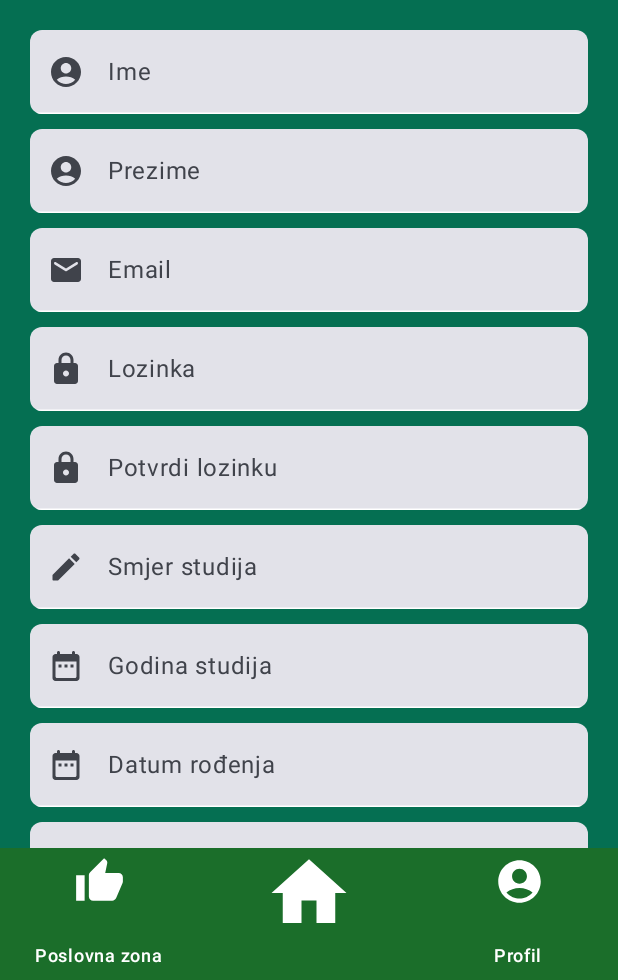
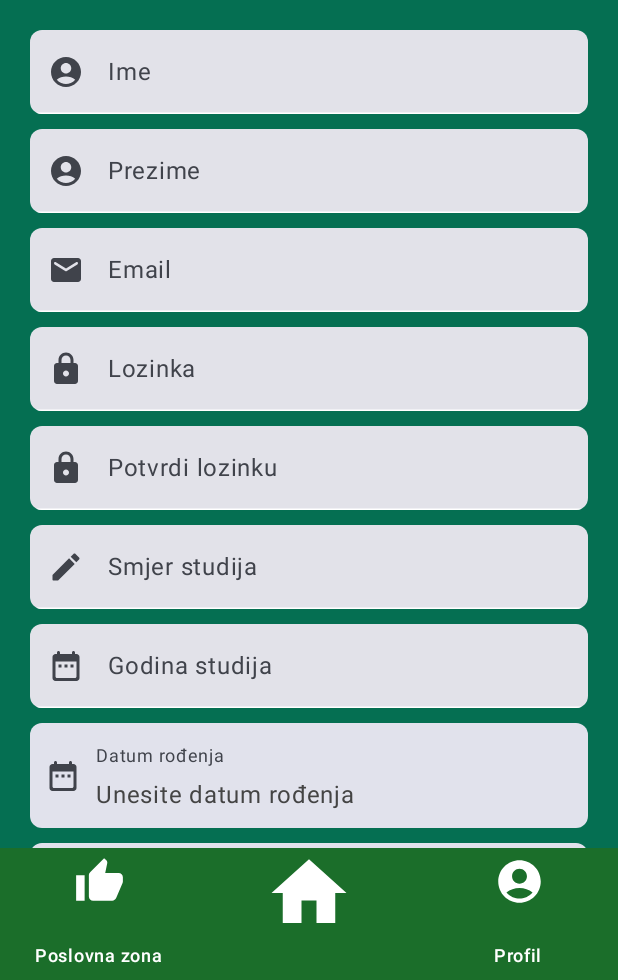
Before and after one commit to mgrabovac22/OTPstudent, an Android app built with Jetpack Compose: the RegistrationScreen screen opened through its navigation route, on a phone screen of 412 x 824 dp, the part 256-1236 px from its top. Run offline under Robolectric (Android 15) with nearby library versions, the phone set to English and light mode, and no system bars.

Commit message:
FP-2 (FP-46) Potpuno implementiran UI za registraciju.

```diff
--- a/mobile/app/src/main/java/hr/wortex/otpstudent/ui/registration/RegistrationScreen.kt
+++ b/mobile/app/src/main/java/hr/wortex/otpstudent/ui/registration/RegistrationScreen.kt
@@ -1,42 +1,16 @@
 package hr.wortex.otpstudent.ui.registration
 
+import android.app.DatePickerDialog
 import androidx.compose.foundation.Image
 import androidx.compose.foundation.clickable
-import androidx.compose.foundation.layout.Arrangement
-import androidx.compose.foundation.layout.Column
-import androidx.compose.foundation.layout.PaddingValues
-import androidx.compose.foundation.layout.Row
-import androidx.compose.foundation.layout.Spacer
-import androidx.compose.foundation.layout.fillMaxSize
-import androidx.compose.foundation.layout.fillMaxWidth
-import androidx.compose.foundation.layout.height
-import androidx.compose.foundation.layout.padding
-import androidx.compose.foundation.layout.size
+import androidx.compose.foundation.layout.*
 import androidx.compose.foundation.rememberScrollState
 import androidx.compose.foundation.shape.RoundedCornerShape
 import androidx.compose.foundation.verticalScroll
 import androidx.compose.material.icons.Icons
-import androidx.compose.material.icons.rounded.AccountCircle
-import androidx.compose.material.icons.rounded.Create
-import androidx.compose.material.icons.rounded.DateRange
-import androidx.compose.material.icons.rounded.Email
-import androidx.compose.material.icons.rounded.Home
-import androidx.compose.material.icons.rounded.Lock
-import androidx.compose.material3.Button
-import androidx.compose.material3.ButtonDefaults
-import androidx.compose.material3.ExperimentalMaterial3Api
-import androidx.compose.material3.Icon
-import androidx.compose.material3.Scaffold
-import androidx.compose.material3.Surface
-import androidx.compose.material3.Text
-import androidx.compose.material3.TextField
-import androidx.compose.material3.TextFieldDefaults
-import androidx.compose.runtime.Composable
-import androidx.compose.runtime.getValue
-import androidx.compose.runtime.mutableIntStateOf
-import androidx.compose.runtime.mutableStateOf
-import androidx.compose.runtime.remember
-import androidx.compose.runtime.setValue
+import androidx.compose.material.icons.rounded.*
+import androidx.compose.material3.*
+import androidx.compose.runtime.*
 import androidx.compose.ui.Alignment
 import androidx.compose.ui.Modifier
 import androidx.compose.ui.graphics.Color
@@ -55,7 +29,8 @@ import hr.wortex.otpstudent.R
 import java.util.Calendar
 
 @Composable
-fun RegistrationScreen(paddingValues: PaddingValues, navController: NavController){
+fun RegistrationScreen(paddingValues: PaddingValues, navController: NavController) {
+
     var firstName by remember { mutableStateOf("") }
     var lastName by remember { mutableStateOf("") }
     var email by remember { mutableStateOf("") }
@@ -78,13 +53,11 @@ fun RegistrationScreen(paddingValues: PaddingValues, navController: NavControlle
     var higherEducationBodyError by remember { mutableStateOf<String?>(null) }
 
     // TODO: Replace with API call
-    var higherEducationBodyOptions = mapOf<Int, String>(
+    val higherEducationBodyOptions = mapOf(
         1 to "Fakultet organizacije i informatike",
         2 to "Fakultet elektrotehnike i računarstva",
         3 to "Sveučilište u Zagrebu"
     )
-
-    var isPopupVisible by remember { mutableStateOf(false) }
 
     Surface(
         modifier = Modifier.fillMaxSize(),
@@ -222,8 +195,8 @@ fun RegistrationScreen(paddingValues: PaddingValues, navController: NavControlle
             //Date of birth
             CreateDatePickerInput(
                 dateOfBirth = dateOfBirth,
-                onDateSelected = { selectedDate ->
-                    dateOfBirth = selectedDate
+                onDateSelected = { selected ->
+                    dateOfBirth = selected
                     dateOfBirthError = null
                 },
                 error = dateOfBirthError
@@ -241,8 +214,7 @@ fun RegistrationScreen(paddingValues: PaddingValues, navController: NavControlle
                     higherEducationBody = selectedValue
                     higherEducationBodyID = selectedKey
                 },
-                error = higherEducationBodyError,
-                leadingIcon = { Icon(Icons.Rounded.Home, contentDescription = null) }
+                error = higherEducationBodyError
             )
 
             Spacer(modifier = Modifier.height(10.dp))
@@ -275,19 +247,6 @@ fun RegistrationScreen(paddingValues: PaddingValues, navController: NavControlle
 
             Spacer(modifier = Modifier.height(10.dp))
         }
-
-        if(isPopupVisible){
-
-        }
-    }
-}
-
-@Preview(showSystemUi = true)
-@Composable
-fun RegistrationScreenPreview(){
-    val navController = rememberNavController()
-    Scaffold { padding ->
-        RegistrationScreen(paddingValues = padding, navController = navController)
     }
 }
 
@@ -329,53 +288,78 @@ fun CreateTextInput(
     }
 }
 
-@OptIn(ExperimentalMaterial3Api::class) // TODO: fix
+@OptIn(ExperimentalMaterial3Api::class)
 @Composable
 fun CreateDatePickerInput(
     dateOfBirth: String,
     onDateSelected: (String) -> Unit,
     error: String? = null
 ) {
-    var showDatePickerDialog by remember { mutableStateOf(false) }
+    val context = LocalContext.current
 
-    if (showDatePickerDialog) {
-        val calendar = Calendar.getInstance()
-        val year = calendar.get(Calendar.YEAR)
-        val month = calendar.get(Calendar.MONTH)
-        val day = calendar.get(Calendar.DAY_OF_MONTH)
+    val openDatePicker = remember {
+        {
+            val cal = Calendar.getInstance()
+            val year = cal.get(Calendar.YEAR)
+            val month = cal.get(Calendar.MONTH)
+            val day = cal.get(Calendar.DAY_OF_MONTH)
 
-        android.app.DatePickerDialog(
-            LocalContext.current,
-            { _, selectedYear, selectedMonth, selectedDay ->
-                val formattedDate = "$selectedDay/${selectedMonth + 1}/$selectedYear"
-                onDateSelected(formattedDate)
-            },
-            year,
-            month,
-            day
-        ).show()
+            DatePickerDialog(
+                context,
+                { _, y, m, d ->
+                    onDateSelected("$d/${m + 1}/$y")
+                },
+                year,
+                month,
+                day
+            ).show()
+        }
     }
 
-    TextField(
-        value = dateOfBirth,
-        onValueChange = {},
-        label = { Text(error ?: "Datum rođenja", color = if (error != null) Color.Red else Color.Unspecified) },
-        readOnly = true,
-        leadingIcon = { Icon(Icons.Rounded.DateRange, contentDescription = null) },
-        isError = error != null,
-        shape = RoundedCornerShape(8.dp),
-        modifier = Modifier
-            .fillMaxWidth()
-            .padding(horizontal = 20.dp),
-        colors = TextFieldDefaults.colors(
-            focusedContainerColor = Color.White,
-            unfocusedIndicatorColor = Color.White
-        )
-    )
+    Column(modifier = Modifier.fillMaxWidth()) {
+        Surface(
+            modifier = Modifier
+                .fillMaxWidth()
+                .padding(horizontal = 20.dp)
+                .clickable { openDatePicker() },
+            shape = RoundedCornerShape(8.dp),
+            color = MaterialTheme.colorScheme.surfaceVariant,
+            tonalElevation = 1.dp
+        ) {
+            Row(
+                modifier = Modifier
+                    .fillMaxWidth()
+                    .padding(horizontal = 10.dp, vertical = 10.dp),
+                verticalAlignment = Alignment.CenterVertically
+            ) {
+                Icon(
+                    imageVector = Icons.Rounded.DateRange,
+                    contentDescription = null,
+                )
+
+                Spacer(modifier = Modifier.width(10.dp))
+
+                Column(modifier = Modifier.weight(1f)) {
+                    Text(
+                        text = "Datum rođenja",
+                        fontSize = 12.sp,
+                        color = if (error != null) Color.Red else Color.Unspecified
+                    )
+
+                    Text(
+                        text = dateOfBirth.ifBlank { "Unesite datum rođenja" },
+                        fontSize = 16.sp,
+                        color = if (dateOfBirth.isBlank()) Color.DarkGray else Color.Black,
+                        modifier = Modifier.padding(top = 2.dp)
+                    )
+                }
+            }
+        }
+    }
 
     if (error != null) {
         Text(
-            text = error ?: "",
+            text = error,
             color = Color.Red,
             fontSize = 14.sp,
             modifier = Modifier
@@ -385,6 +369,7 @@ fun CreateDatePickerInput(
     }
 }
 
+
 @Composable
 fun CreateDropdownMenu(
     value: String,
@@ -393,29 +378,103 @@ fun CreateDropdownMenu(
     options: Map<Int,String>,
     onValueChange: (Int,String) -> Unit,
     error: String? = null,
-    leadingIcon: @Composable (() -> Unit)? = null
 ){
-    var selectedKey by remember { mutableIntStateOf(ID) }
-    var selectedValue by remember { mutableStateOf(value) }
+    var showDialog by remember { mutableStateOf(false) }
 
-    TextField(
-        value = selectedValue,
-        onValueChange = {
-            onValueChange(selectedKey, it)
-        },
-        label = { Text(error ?: label, color = if (error != null) Color.Red else Color.Unspecified) },
-        readOnly = true,
-        leadingIcon = leadingIcon,
-        isError = error != null,
-        shape = RoundedCornerShape(8.dp),
-        modifier = Modifier
-            .fillMaxWidth()
-            .padding(horizontal = 20.dp),
-        colors = TextFieldDefaults.colors(
-            focusedContainerColor = Color.White,
-            unfocusedIndicatorColor = Color.White
+    Column(modifier = Modifier.fillMaxWidth()) {
+        Surface(
+            modifier = Modifier
+                .fillMaxWidth()
+                .padding(horizontal = 20.dp)
+                .clickable { showDialog = true },
+            shape = RoundedCornerShape(8.dp),
+            color = MaterialTheme.colorScheme.surfaceVariant,
+            tonalElevation = 1.dp
+        ) {
+            Row(
+                modifier = Modifier
+                    .fillMaxWidth()
+                    .padding(horizontal = 10.dp, vertical = 10.dp),
+                verticalAlignment = Alignment.CenterVertically
+            ) {
+                Icon(
+                    imageVector = Icons.Rounded.Home,
+                    contentDescription = null,
+                )
+
+                Spacer(modifier = Modifier.width(10.dp))
+
+                Column(modifier = Modifier.weight(1f)) {
+                    Text(
+                        text = label,
+                        fontSize = 12.sp,
+                        color = if (error != null) Color.Red else Color.Unspecified
+                    )
+
+                    Text(
+                        text = value.ifBlank { "Odaberite obrazovno tijelo" },
+                        fontSize = 16.sp,
+                        color = if (value.isBlank()) Color.DarkGray else Color.Black,
+                        modifier = Modifier.padding(top = 2.dp)
+                    )
+                }
+            }
+        }
+
+        if (error != null) {
+            Text(
+                text = error ?: "",
+                color = Color.Red,
+                fontSize = 14.sp,
+                modifier = Modifier
+                    .fillMaxWidth()
+                    .padding(horizontal = 20.dp)
+            )
+        }
+    }
+
+    if (showDialog) {
+        AlertDialog(
+            onDismissRequest = { showDialog = false },
+            confirmButton = {},
+            text = {
+                Column {
+                    Text("Odaberite obrazovno tijelo", fontSize = 18.sp)
+
+                    Spacer(modifier = Modifier.height(10.dp))
+
+                    options.forEach { (id, label) ->
+                        Row(
+                            modifier = Modifier
+                                .fillMaxWidth()
+                                .clickable {
+                                    onValueChange(id, label)
+                                    showDialog = false
+                                }
+                                .padding(vertical = 8.dp),
+                            verticalAlignment = Alignment.CenterVertically
+                        ) {
+                            RadioButton(
+                                selected = (id == ID),
+                                onClick = {
+                                    onValueChange(id, label)
+                                    showDialog = false
+                                }
+                            )
+                            Text(text = label, fontSize = 16.sp)
+                        }
+                    }
+                }
+            }
         )
-    )
+    }
+}
 
-    // TODO: create dropdown or popup to show possible values from options
+@Preview(showSystemUi = true)
+@Composable
+fun RegistrationScreenPreview(){
+    val navController = rememberNavController()
+    Scaffold { padding ->
+        RegistrationScreen(paddingValues = padding, navController = navController)
+    }
 }
```
